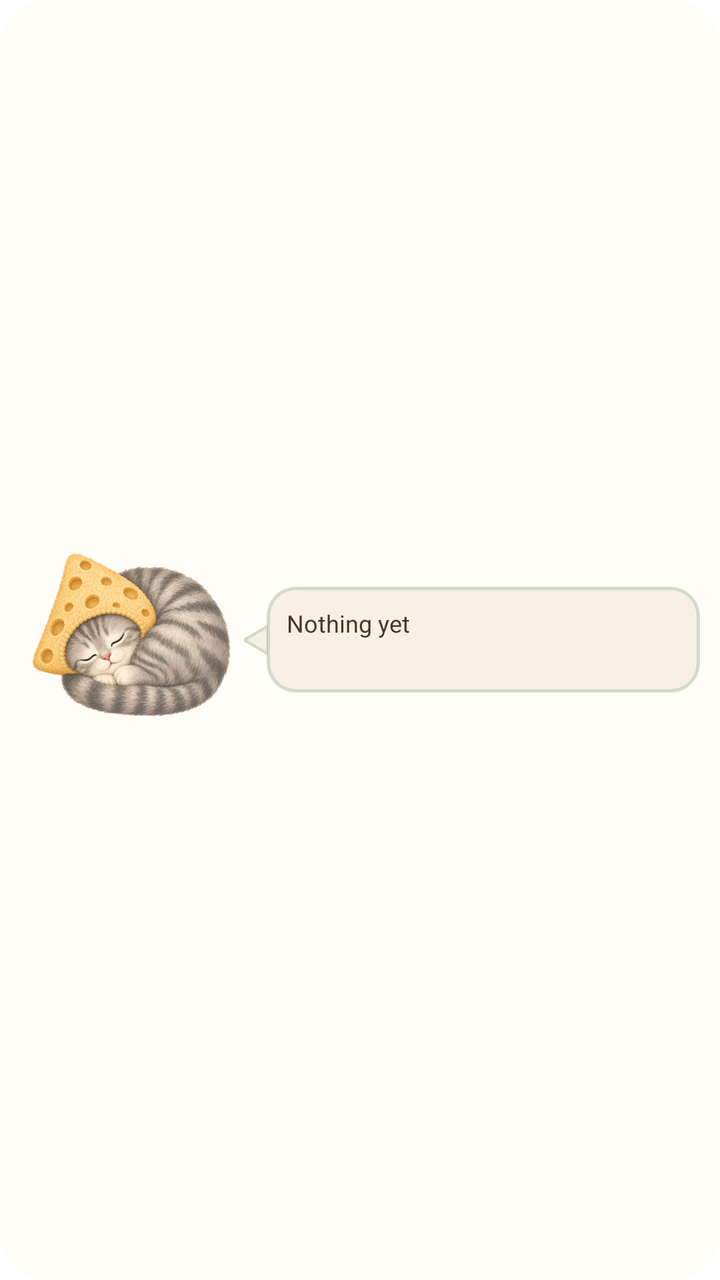
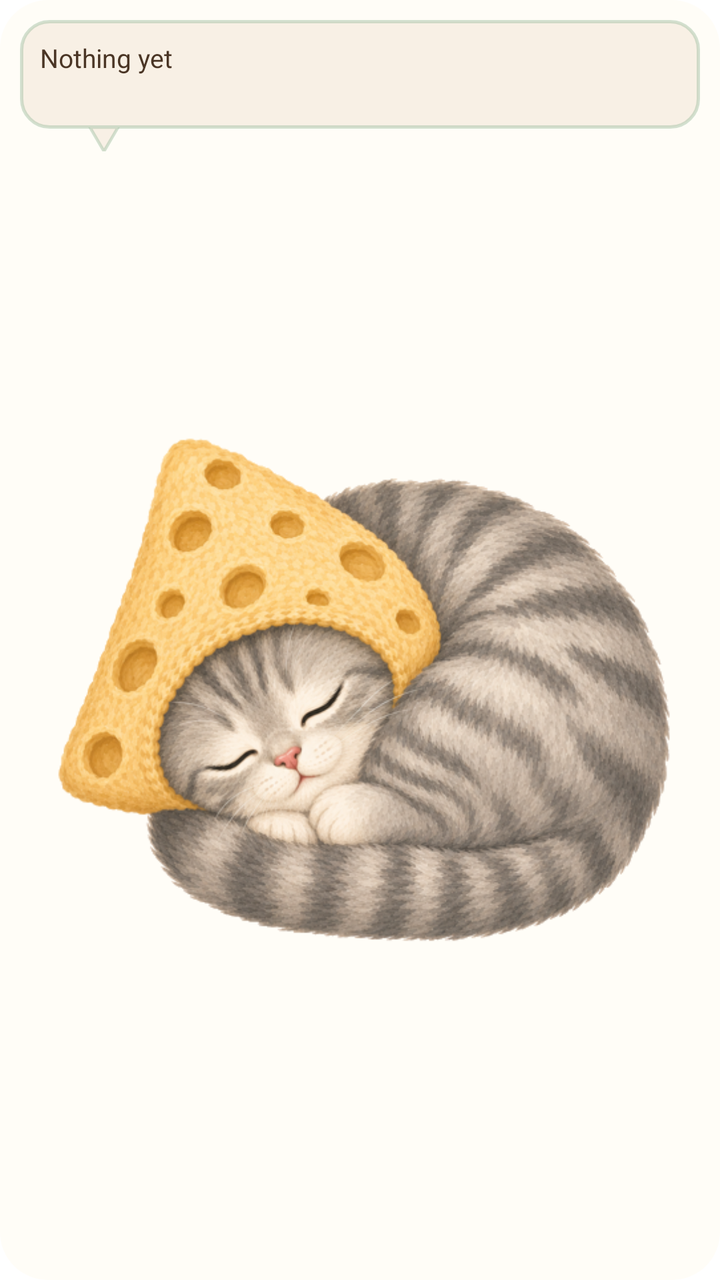

Before-and-after screenshots of an Android layout around one commit, followed by the original layout XML and the change that was made.
<!-- AndroidManifest.xml: fallback theme Theme.MaterialComponents.DayNight.NoActionBar -->
<!-- res/layout/tidal_widget.xml -->
<?xml version="1.0" encoding="utf-8"?>
<LinearLayout xmlns:android="http://schemas.android.com/apk/res/android"
    android:id="@+id/root"
    android:layout_width="match_parent"
    android:layout_height="match_parent"
    android:orientation="horizontal"
    android:gravity="center_vertical"
    android:background="@drawable/tidal_widget_bg"
    android:padding="10dp">

    
    <ImageView
        android:id="@+id/cat"
        android:layout_width="wrap_content"
        android:layout_height="match_parent"
        android:maxWidth="110dp"
        android:adjustViewBounds="true"
        android:scaleType="fitCenter"
        android:contentDescription="@string/tidal_widget_description"
        android:src="@drawable/tabby_asleep" />

    <ImageView
        android:layout_width="12dp"
        android:layout_height="16dp"
        android:layout_marginStart="2dp"
        android:importantForAccessibility="no"
        android:src="@drawable/bubble_tail" />

    <LinearLayout
        android:layout_width="0dp"
        android:layout_height="wrap_content"
        android:layout_weight="1"
        android:layout_marginStart="-1dp"
        android:orientation="vertical"
        android:background="@drawable/bubble"
        android:padding="10dp">

        <TextView
            android:id="@+id/body"
            android:layout_width="match_parent"
            android:layout_height="wrap_content"
            android:maxLines="4"
            android:ellipsize="end"
            android:textColor="#4A3525"
            android:textSize="12sp"
            android:text="Nothing yet" />

        <TextView
            android:id="@+id/title"
            android:layout_width="match_parent"
            android:layout_height="wrap_content"
            android:layout_marginTop="3dp"
            android:maxLines="1"
            android:ellipsize="end"
            android:textColor="#998475"
            android:textSize="10sp"
            android:text="" />
    </LinearLayout>
</LinearLayout>
<!-- resources referenced by this layout -->
<resources>
  <!-- drawable bubble (drawable) -->
  <?xml version="1.0" encoding="utf-8"?>
  <shape xmlns:android="http://schemas.android.com/apk/res/android"
      android:shape="rectangle">
      <solid android:color="#F8F0E5" />
      <stroke android:width="1.5dp" android:color="#80A8C3A8" />
      <corners android:radius="14dp" />
  </shape>
  <!-- drawable bubble_tail (drawable) -->
  <?xml version="1.0" encoding="utf-8"?>
  <vector xmlns:android="http://schemas.android.com/apk/res/android"
      android:width="12dp" android:height="16dp"
      android:viewportWidth="12" android:viewportHeight="16">
      <path
          android:pathData="M12,1 L0,8 L12,15 Z"
          android:fillColor="#F8F0E5"
          android:strokeWidth="1.5"
          android:strokeColor="#80A8C3A8" />
  </vector>
  <!-- drawable tabby_asleep: png bitmap (drawable-nodpi, 282975 bytes) -->
  <!-- drawable tidal_widget_bg (drawable) -->
  <?xml version="1.0" encoding="utf-8"?>
  <shape xmlns:android="http://schemas.android.com/apk/res/android"
      android:shape="rectangle">
      <solid android:color="#FFFDF7" />
      <corners android:radius="24dp" />
  </shape>
  <string name="tidal_widget_description">Their cat sleeps here until a letter arrives.</string>
</resources>

<!-- the commit's change to res/layout/tidal_widget.xml (unified diff, before → after) -->
@@ -3,34 +3,13 @@
     android:id="@+id/root"
     android:layout_width="match_parent"
     android:layout_height="match_parent"
-    android:orientation="horizontal"
-    android:gravity="center_vertical"
+    android:orientation="vertical"
     android:background="@drawable/tidal_widget_bg"
     android:padding="10dp">
 
-    
-    <ImageView
-        android:id="@+id/cat"
-        android:layout_width="wrap_content"
-        android:layout_height="match_parent"
-        android:maxWidth="110dp"
-        android:adjustViewBounds="true"
-        android:scaleType="fitCenter"
-        android:contentDescription="@string/tidal_widget_description"
-        android:src="@drawable/tabby_asleep" />
-
-    <ImageView
-        android:layout_width="12dp"
-        android:layout_height="16dp"
-        android:layout_marginStart="2dp"
-        android:importantForAccessibility="no"
-        android:src="@drawable/bubble_tail" />
-
     <LinearLayout
-        android:layout_width="0dp"
+        android:layout_width="match_parent"
         android:layout_height="wrap_content"
-        android:layout_weight="1"
-        android:layout_marginStart="-1dp"
         android:orientation="vertical"
         android:background="@drawable/bubble"
         android:padding="10dp">
@@ -42,7 +21,7 @@
             android:maxLines="4"
             android:ellipsize="end"
             android:textColor="#4A3525"
-            android:textSize="12sp"
+            android:textSize="13sp"
             android:text="Nothing yet" />
 
         <TextView
@@ -56,4 +35,23 @@
             android:textSize="10sp"
             android:text="" />
     </LinearLayout>
+
+    <ImageView
+        android:layout_width="16dp"
+        android:layout_height="12dp"
+        android:layout_marginStart="34dp"
+        android:layout_marginTop="-1dp"
+        android:importantForAccessibility="no"
+        android:src="@drawable/bubble_tail_down" />
+
+    
+    <ImageView
+        android:id="@+id/cat"
+        android:layout_width="match_parent"
+        android:layout_height="0dp"
+        android:layout_weight="1"
+        android:adjustViewBounds="true"
+        android:scaleType="fitCenter"
+        android:contentDescription="@string/tidal_widget_description"
+        android:src="@drawable/tabby_asleep" />
 </LinearLayout>
<!-- resource entries referenced after the edit -->
@@ -8,13 +8,13 @@
       <stroke android:width="1.5dp" android:color="#80A8C3A8" />
       <corners android:radius="14dp" />
   </shape>
-  <!-- drawable bubble_tail (drawable) -->
+  <!-- drawable bubble_tail_down (drawable) -->
   <?xml version="1.0" encoding="utf-8"?>
   <vector xmlns:android="http://schemas.android.com/apk/res/android"
-      android:width="12dp" android:height="16dp"
-      android:viewportWidth="12" android:viewportHeight="16">
+      android:width="16dp" android:height="12dp"
+      android:viewportWidth="16" android:viewportHeight="12">
       <path
-          android:pathData="M12,1 L0,8 L12,15 Z"
+          android:pathData="M1,0 L15,0 L8,12 Z"
           android:fillColor="#F8F0E5"
           android:strokeWidth="1.5"
           android:strokeColor="#80A8C3A8" />
